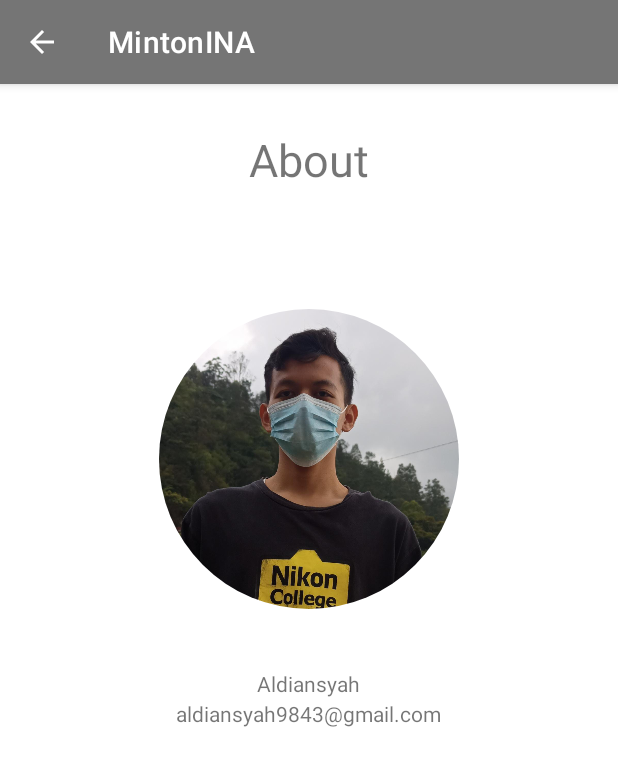
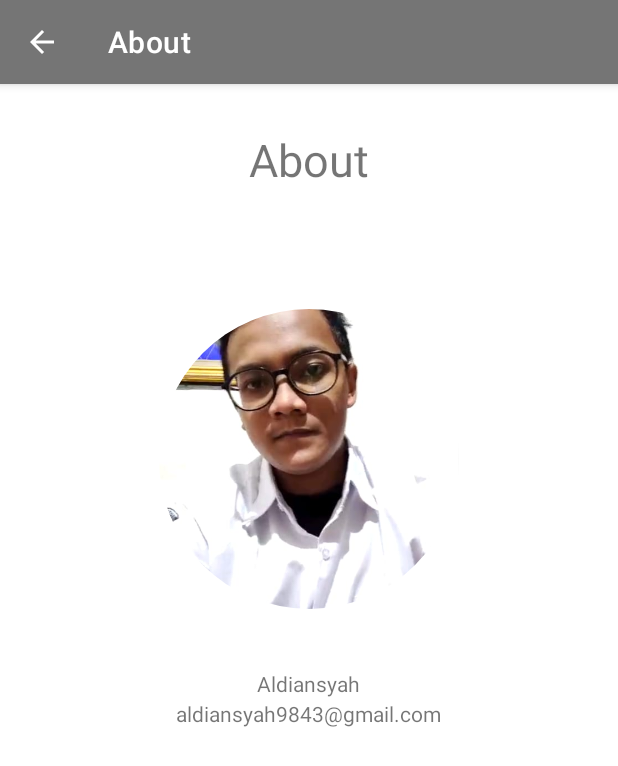
Before and after one commit to rifkialdi/MintonINA, an Android app: the about screen opened directly, with no data from a screen before it, on a phone screen of 412 x 824 dp. Shown: the top 766 px of the screen. Run offline under Robolectric (Android 15) with nearby library versions, the phone set to English and light mode, and no system bars; our stand-ins replace CircleImageView.

Commit message:
add script supportactionbar in recycle list and about

```diff
--- a/app/src/main/java/com/kilee/mintonina/DescActivity.kt
+++ b/app/src/main/java/com/kilee/mintonina/DescActivity.kt
@@ -23,14 +23,12 @@ class DescActivity : AppCompatActivity() {
         setContentView(R.layout.activity_desc)
         supportActionBar?.setDisplayHomeAsUpEnabled(true)
 
-
         val tvName: TextView = findViewById(R.id.tv_name)
         val tvDetail: TextView = findViewById(R.id.tv_detail)
         val ivPhoto: ImageView = findViewById(R.id.img_photo)
         val tvKelahiran: TextView = findViewById(R.id.tvKelahiran)
         val tvBerat: TextView = findViewById(R.id.tvBerat)
         val tvTinggi: TextView = findViewById(R.id.tvTinggi)
-
 
         val name = intent.getStringExtra(EXTRA_NAME)
         val detail = intent.getStringExtra(EXTRA_DETAIL)
@@ -39,6 +37,7 @@ class DescActivity : AppCompatActivity() {
         val tinggi = intent.getStringExtra(EXTRA_TINGGI)
         val berat = intent.getStringExtra(EXTRA_BERAT)
 
+        supportActionBar?.title = name
         tvName.text = name
         tvDetail.text = detail
         tvKelahiran.text = kelahiran
--- a/app/src/main/java/com/kilee/mintonina/about.kt
+++ b/app/src/main/java/com/kilee/mintonina/about.kt
@@ -8,6 +8,7 @@ class about : AppCompatActivity() {
         super.onCreate(savedInstanceState)
         setContentView(R.layout.activity_about)
         supportActionBar?.setDisplayHomeAsUpEnabled(true)
+        supportActionBar?.title = "About"
     }
 
 }
--- a/app/src/main/res/layout/activity_about.xml
+++ b/app/src/main/res/layout/activity_about.xml
@@ -21,7 +21,7 @@
         android:layout_width="200dp"
         android:layout_height="200dp"
         android:layout_centerHorizontal="true"
-        android:src="@drawable/enjoy"
+        android:src="@drawable/profil"
         android:layout_below="@+id/text_about" />
 
     <TextView
```
Also changed, not shown: app/src/main/res/drawable/enjoy.jpeg (deleted), app/src/main/res/drawable/profil.jpeg (added).
